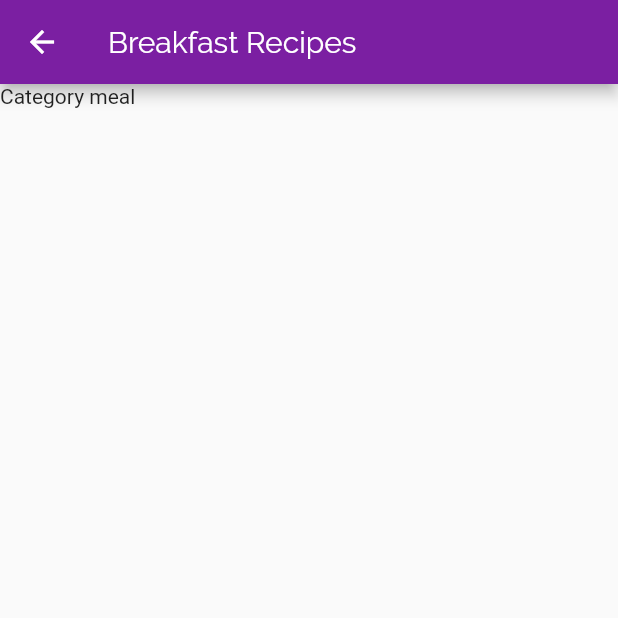
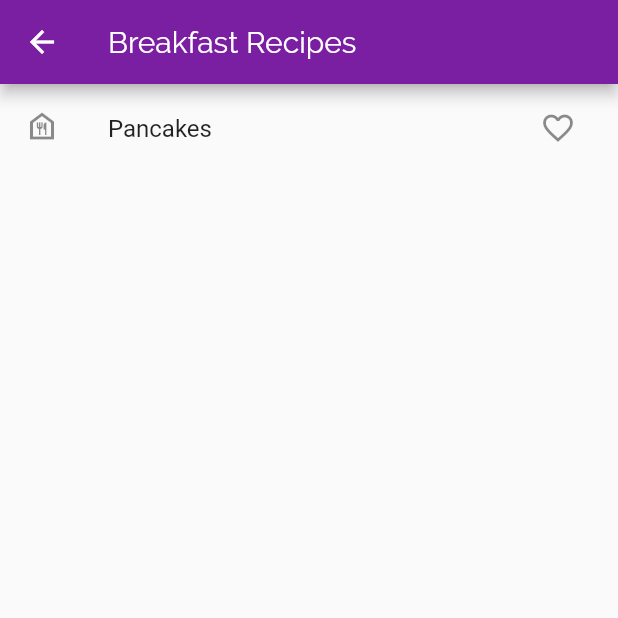
Before and after one commit to ntaghavi/deli_food, a Flutter app: the screen it shows after launch, after a tap on "Breakfast", on a phone screen of 412 x 824 dp, the top half of it. Run offline on Flutter 3.47's test engine with Material 2 defaults, Android fonts, the light colour scheme and no system bars.

Commit message:
added meals list

```diff
--- a/lib/main.dart
+++ b/lib/main.dart
@@ -1,4 +1,4 @@
-import 'package:deli_food/pages/category_meal_page.dart';
+import 'package:deli_food/pages/category_mealsList.dart';
 import 'package:deli_food/pages/category_page.dart';
 import 'package:deli_food/widgets/category_widget.dart';
 import 'package:flutter/material.dart';
@@ -21,7 +21,7 @@ class MyApp extends StatelessWidget {
       ),
       home: CategoryPage(),
       routes: {
-        CategoryWidget.routeName : (ctx) => CategoryMeals(),
+        CategoryWidget.routeName : (ctx) => CategoryMealsList(),
       },
     );
   }
--- a/lib/pages/category_meal_page.dart
+++ /dev/null
@@ -1,21 +0,0 @@
-import 'package:deli_food/models/category.dart';
-import 'package:flutter/material.dart';
-
-class CategoryMeals extends StatelessWidget {
-
-  @override
-  Widget build(BuildContext context) {
-   final routeArgs = ModalRoute.of(context)?.settings.arguments as Map<String,Object>;
-    final Category category = routeArgs['category'] as Category;
-    return Scaffold(
-      appBar: AppBar(
-        leading: IconButton(icon: Icon(Icons.arrow_back), onPressed: (){},),
-        backgroundColor: Theme.of(context).primaryColorDark,
-        title: Text('${category.title} Recipes'),
-      ),
-      body: Container(
-        child: Text('Category meal'),
-      ),
-    );
-  }
-}
--- /dev/null
+++ b/lib/pages/category_mealsList.dart
@@ -0,0 +1,43 @@
+import 'package:deli_food/data/dummy_meals.dart';
+import 'package:deli_food/models/category.dart';
+import 'package:flutter/material.dart';
+
+class CategoryMealsList extends StatelessWidget {
+  void backToHome(BuildContext ctx) {
+    Navigator.of(ctx).pushNamed('/', arguments: {});
+  }
+
+  @override
+  Widget build(BuildContext context) {
+    final routeArgs =
+        ModalRoute.of(context)?.settings.arguments as Map<String, Object>;
+    final Category category = routeArgs['category'] as Category;
+    return Scaffold(
+      appBar: AppBar(
+        leading: IconButton(
+          icon: Icon(Icons.arrow_back),
+          onPressed: () => backToHome(context),
+        ),
+        backgroundColor: Theme.of(context).primaryColorDark,
+        title: Text('${category.title} Recipes'),
+      ),
+      body: Container(
+        child: ListView(
+            children: DUMMY_MEALS
+                .where((meal) => meal.categories.contains(category.id))
+                .map((meal) => ListTile(
+                      minVerticalPadding: 20,
+                      focusColor: Theme.of(context).primaryColorLight,
+                      selectedTileColor: Theme.of(context).primaryColorLight,
+                      leading: Icon(Icons.food_bank_outlined),
+                      title: Text(meal.title),
+                      trailing: IconButton(
+                        onPressed: () {},
+                        icon: Icon(Icons.favorite_border_outlined),
+                      ),
+                    ))
+                .toList()),
+      ),
+    );
+  }
+}
--- a/lib/widgets/category_widget.dart
+++ b/lib/widgets/category_widget.dart
@@ -9,6 +9,7 @@ class CategoryWidget extends StatelessWidget {
     Navigator.of(ctx).pushNamed(routeName ,arguments: {
     'category': category,
     });
+
   }
   @override
   Widget build(BuildContext context) {
```
